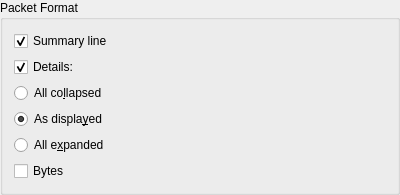
kimocoder/nexmon, file utilities/wireshark/ui/qt/packet_format_group_box.ui: the form before one commit.
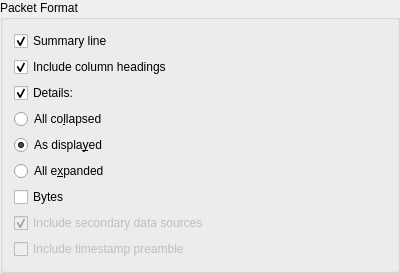
The form after the commit.

What changed in the file:
```diff
--- a/utilities/wireshark/ui/qt/packet_format_group_box.ui
+++ b/utilities/wireshark/ui/qt/packet_format_group_box.ui
@@ -7,7 +7,7 @@
     <x>0</x>
     <y>0</y>
     <width>400</width>
-    <height>178</height>
+    <height>199</height>
    </rect>
   </property>
   <property name="windowTitle">
@@ -30,6 +30,16 @@
      </property>
     </widget>
    </item>
+   <item>
+    <widget class="QCheckBox" name="includeColumnHeadingsCheckBox">
+     <property name="text">
+      <string>Include column headings</string>
+     </property>
+     <property name="checked">
+      <bool>true</bool>
+     </property>
+    </widget>
+   </item>
    <item>
     <widget class="QCheckBox" name="detailsCheckBox">
      <property name="toolTip">
@@ -104,6 +114,38 @@
      </property>
     </widget>
    </item>
+   <item>
+    <widget class="QCheckBox" name="includeDataSourcesCheckBox">
+     <property name="text">
+      <string>Include secondary data sources</string>
+     </property>
+     <property name="toolTip">
+      <string>&lt;html&gt;&lt;head/&gt;&lt;body&gt;&lt;p&gt;Generate hexdumps for secondary data sources like reassembled or decrypted buffers in addition to the frame&lt;/p&gt;&lt;/body&gt;&lt;/html&gt;</string>
+     </property>
+     <property name="checked">
+      <bool>true</bool>
+     </property>
+     <property name="enabled">
+      <bool>false</bool>
+     </property>
+    </widget>
+   </item>
+   <item>
+    <widget class="QCheckBox" name="timestampCheckBox">
+     <property name="text">
+      <string>Include timestamp preamble</string>
+     </property>
+     <property name="toolTip">
+      <string>&lt;html&gt;&lt;head/&gt;&lt;body&gt;&lt;p&gt;Include each frame timestamp immediately before its hex dump, using the current time display format.&lt;/p&gt;&lt;/body&gt;&lt;/html&gt;</string>
+     </property>
+     <property name="checked">
+      <bool>false</bool>
+     </property>
+     <property name="enabled">
+      <bool>false</bool>
+     </property>
+    </widget>
+   </item>
   </layout>
  </widget>
  <connections/>
```
Left out of the diff: 4 changed lines with no effect on the pictures.
